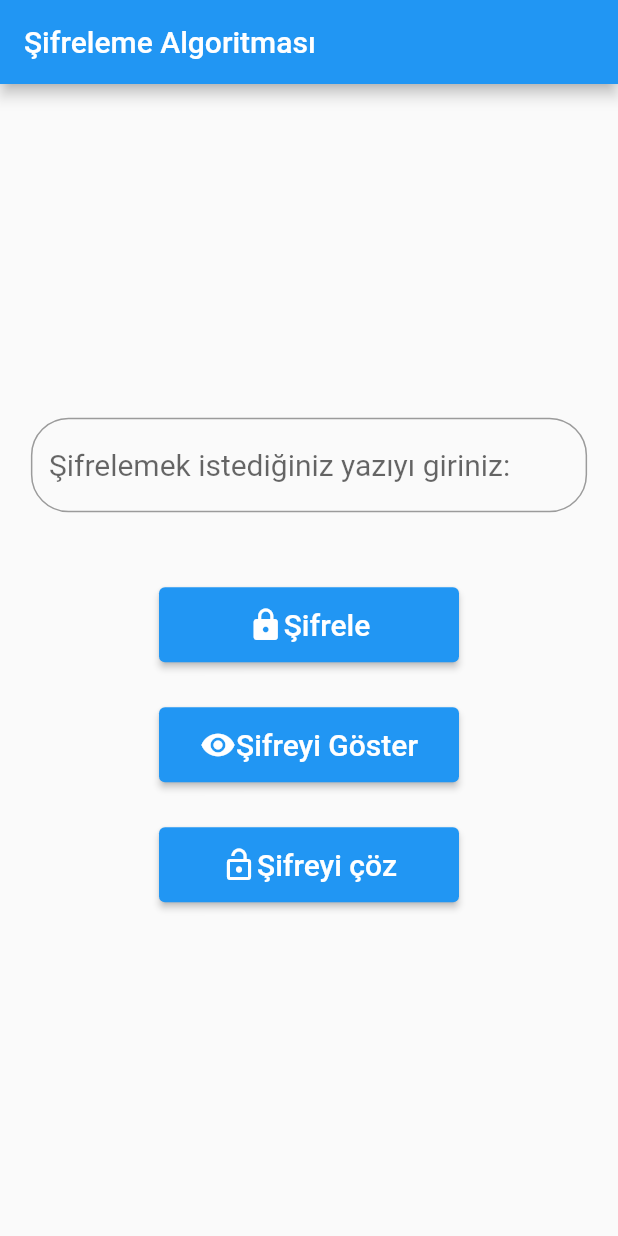
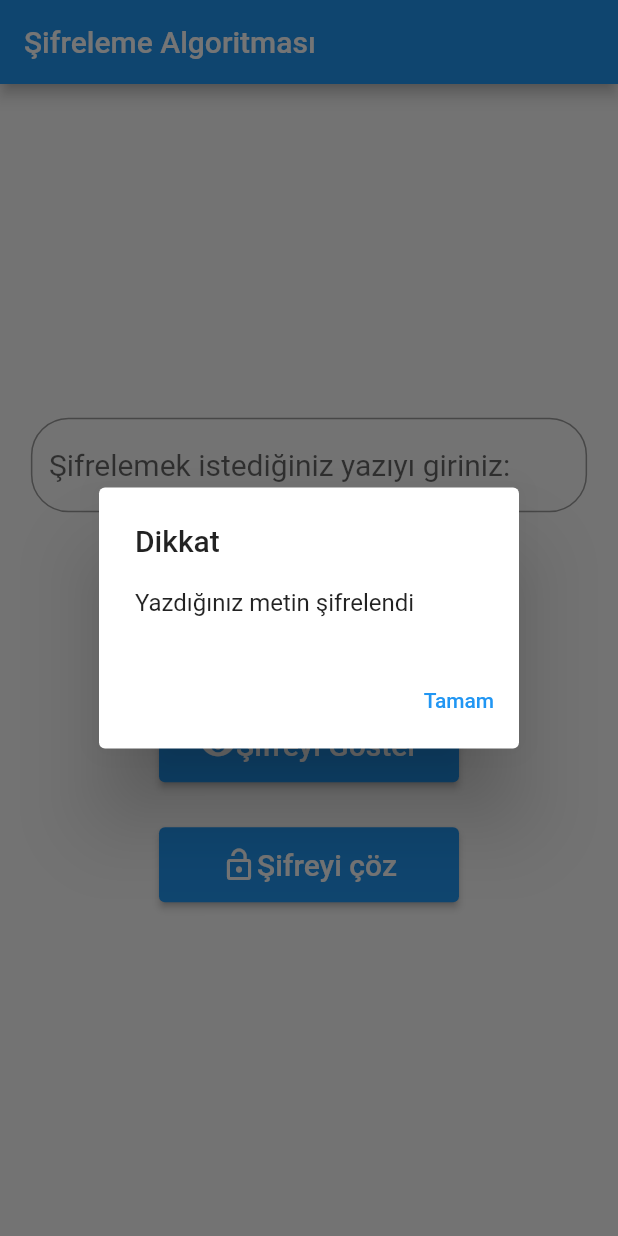
Before and after one commit to kadironer/sifreleme_algoritmasi, a Flutter app: the screen it shows after launch, after a tap on "Şifrele", on a phone screen of 412 x 824 dp. Run offline on Flutter 3.47's test engine with Material 2 defaults, Android fonts, the phone set to English and light mode, and no system bars.

Commit message:
finish projects

```diff
--- a/lib/main.dart
+++ b/lib/main.dart
@@ -129,6 +129,25 @@ class _MyHomePageState extends State<MyHomePage> {
                     setState(() {
                       tfControl.text="";
                       Sifreleme();
+                      showDialog(
+                          context: context,
+                          builder: (BuildContext context){
+                            return AlertDialog(
+                              title: const Text("Dikkat"),
+                              content: Text("Yazdığınız metin şifrelendi"),
+                              actions: [
+                                TextButton(
+                                  child: const Text("Tamam"),
+                                  onPressed:(){
+                                    setState(() {
+                                      Navigator.pop(context);
+
+                                    });
+                                  },
+                                )
+                              ],
+                            );
+                          });
                     });
                   },
                 ),
```
